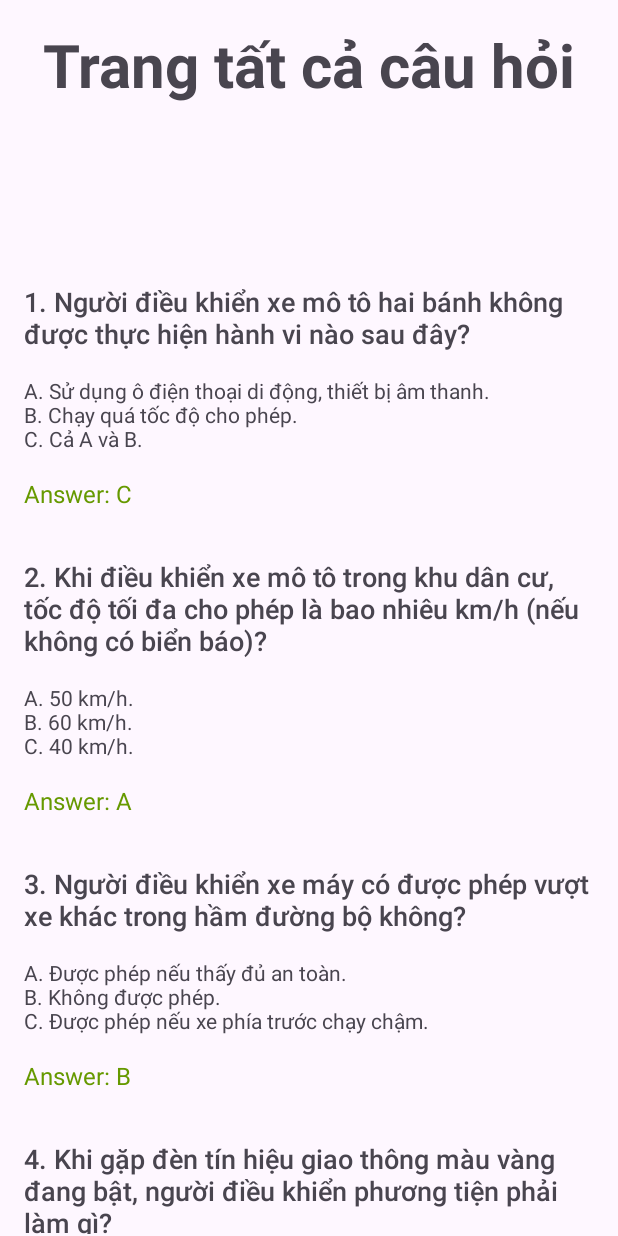
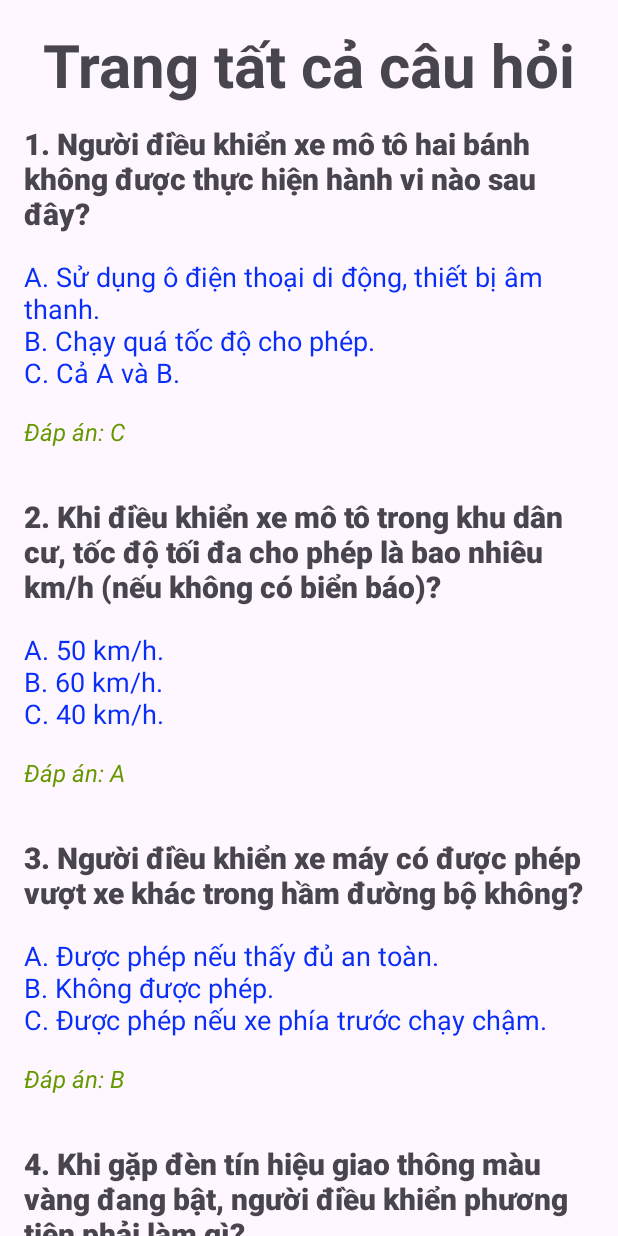
Before and after one commit to subin663/Project_AndroidStudio, an Android app: the All_QuestionActivity screen opened directly, with no data from a screen before it, on a phone screen of 412 x 824 dp. Run offline under Robolectric (Android 15) with nearby library versions, the phone set to English and light mode, and no system bars.

Commit message:
điều chỉnh các câu hỏi cho Ôn tập 200 câu lý thuyết (11/05, 9:40)

```diff
--- a/Traffic_Laws/app/src/main/java/ntu/letanvinh_lethanhthai/traffic_laws/QuestionAdapter.java
+++ b/Traffic_Laws/app/src/main/java/ntu/letanvinh_lethanhthai/traffic_laws/QuestionAdapter.java
@@ -105,7 +105,7 @@ public class QuestionAdapter extends RecyclerView.Adapter<QuestionAdapter.Questi
         holder.optionsText.setText(TextUtils.join("\n", question.getOptions()));
 
         // Hiển thị câu trả lời (có thể là đáp án đúng)
-        holder.answerText.setText("Answer: " + question.getAnswer());
+        holder.answerText.setText("Đáp án: " + question.getAnswer());
     }
 
     @Override
--- a/Traffic_Laws/app/src/main/res/layout/activity_all_question.xml
+++ b/Traffic_Laws/app/src/main/res/layout/activity_all_question.xml
@@ -26,11 +26,10 @@
     <androidx.recyclerview.widget.RecyclerView
         android:id="@+id/recyclerView"
         android:layout_width="match_parent"
-        android:layout_height="650dp"
+        android:layout_height="774dp"
         app:layout_constraintBottom_toBottomOf="parent"
         app:layout_constraintEnd_toEndOf="parent"
-        app:layout_constraintHorizontal_bias="0.0"
         app:layout_constraintStart_toStartOf="parent"
         app:layout_constraintTop_toBottomOf="@+id/textView"
-        app:layout_constraintVertical_bias="0.987" />
+        app:layout_constraintVertical_bias="0.214" />
 </androidx.constraintlayout.widget.ConstraintLayout>
--- a/Traffic_Laws/app/src/main/res/layout/hienthicauhoi.xml
+++ b/Traffic_Laws/app/src/main/res/layout/hienthicauhoi.xml
@@ -11,7 +11,8 @@
         android:layout_width="match_parent"
         android:layout_height="wrap_content"
         android:text="Question"
-        android:textSize="18sp"
+        android:textStyle="bold"
+        android:textSize="20sp"
         android:fontFamily="sans-serif-medium"
         android:paddingBottom="8dp"/>
 
@@ -21,6 +22,8 @@
         android:layout_width="match_parent"
         android:layout_height="wrap_content"
         android:text="Options"
+        android:textSize="18dp"
+        android:textColor="#092EF8"
         android:paddingTop="8dp"
         android:paddingBottom="8dp"/>
 
@@ -30,6 +33,7 @@
         android:layout_width="match_parent"
         android:layout_height="wrap_content"
         android:text="Answer"
+        android:textStyle="italic"
         android:textSize="16sp"
         android:textColor="@android:color/holo_green_dark"
         android:paddingTop="8dp"/>
```
